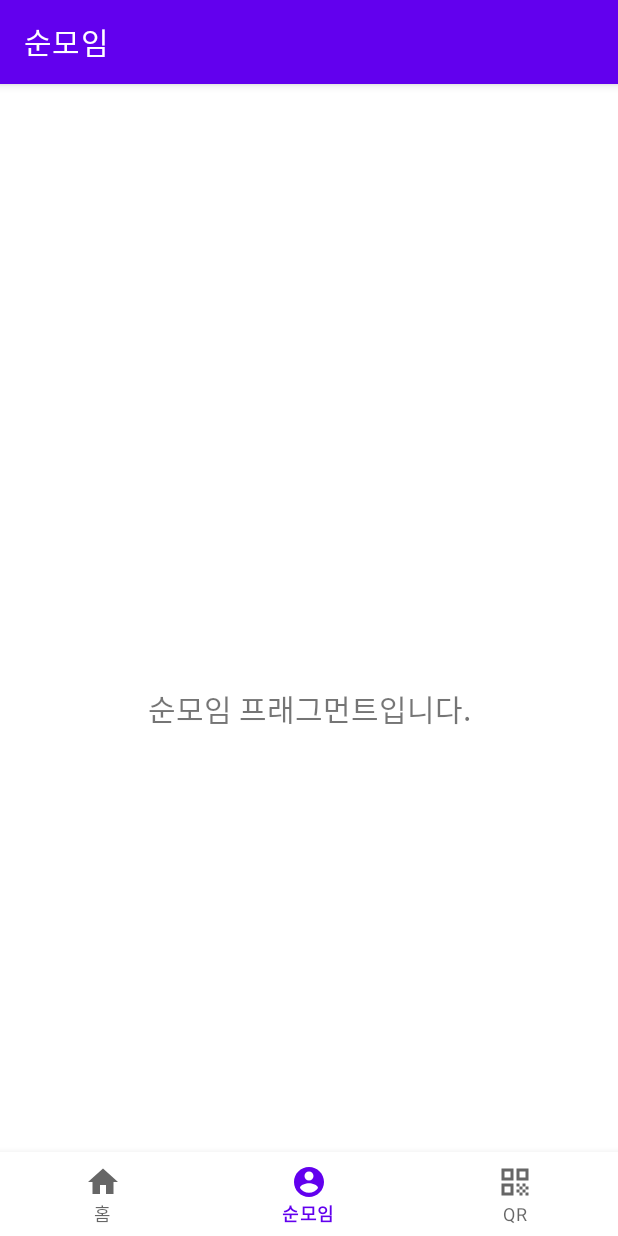
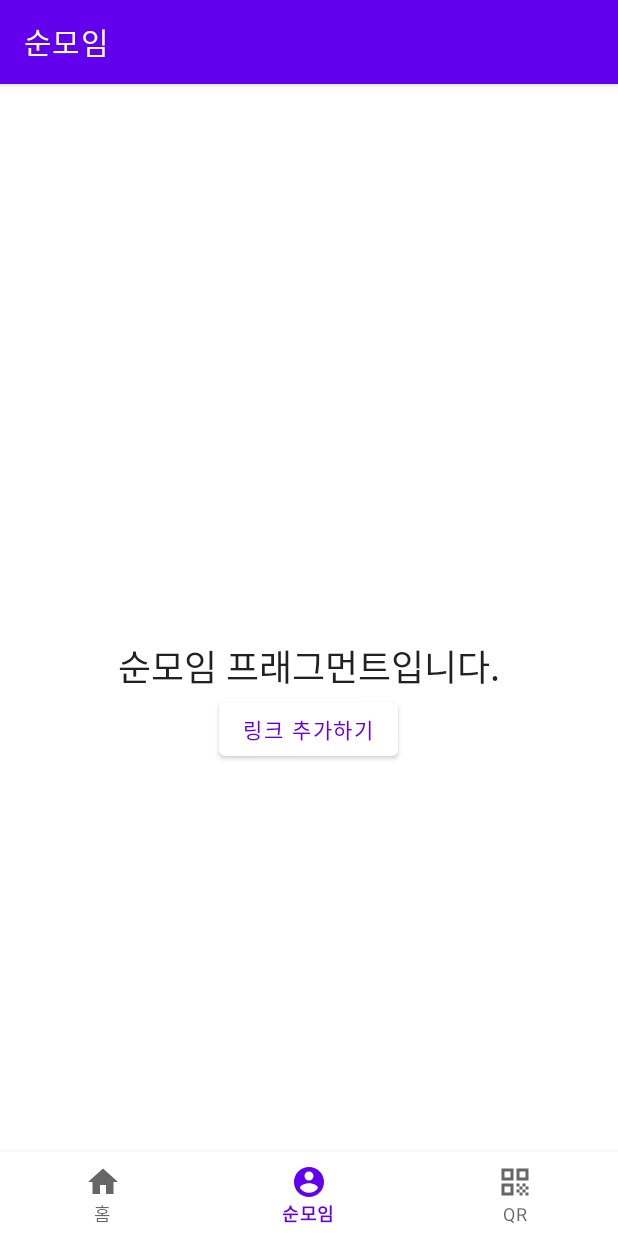
Before and after one commit to ksjmgrkks/J-people, an Android app: the CommunityFragment screen opened through its navigation route, on a phone screen of 412 x 824 dp. Run offline under Robolectric (Android 15) with nearby library versions, the phone set to English and light mode, and no system bars; our stand-ins replace data binding, navigation-ui.

Commit message:
Feat: CommunityFragment 기능 만드는 중 2021/12/18 커뮤니티 Fragment 기능을 만드는 중이다. databinding과 뷰모델을 이용해 제작할 예정이다.

```diff
--- a/app/src/main/res/layout/fragment_community.xml
+++ b/app/src/main/res/layout/fragment_community.xml
@@ -1,22 +1,73 @@
 <?xml version="1.0" encoding="utf-8"?>
-<androidx.constraintlayout.widget.ConstraintLayout xmlns:android="http://schemas.android.com/apk/res/android"
+<!--
+  ~ Copyright 2018 Google LLC
+  ~
+  ~ Licensed under the Apache License, Version 2.0 (the "License");
+  ~ you may not use this file except in compliance with the License.
+  ~ You may obtain a copy of the License at
+  ~
+  ~     https://www.apache.org/licenses/LICENSE-2.0
+  ~
+  ~ Unless required by applicable law or agreed to in writing, software
+  ~ distributed under the License is distributed on an "AS IS" BASIS,
+  ~ WITHOUT WARRANTIES OR CONDITIONS OF ANY KIND, either express or implied.
+  ~ See the License for the specific language governing permissions and
+  ~ limitations under the License.
+  -->
+
+<layout xmlns:android="http://schemas.android.com/apk/res/android"
     xmlns:app="http://schemas.android.com/apk/res-auto"
     xmlns:tools="http://schemas.android.com/tools"
-    android:layout_width="match_parent"
-    android:layout_height="match_parent"
     tools:context="ui.community.CommunityFragment">
 
-    <TextView
-        android:id="@+id/text_community"
+<!--    <data>-->
+
+<!--        <variable-->
+<!--            name="hasPlantings"-->
+<!--            type="boolean" />-->
+
+<!--    </data>-->
+
+    <FrameLayout
         android:layout_width="match_parent"
-        android:layout_height="wrap_content"
-        android:layout_marginStart="8dp"
-        android:layout_marginTop="8dp"
-        android:layout_marginEnd="8dp"
-        android:textAlignment="center"
-        android:textSize="20sp"
-        app:layout_constraintBottom_toBottomOf="parent"
-        app:layout_constraintEnd_toEndOf="parent"
-        app:layout_constraintStart_toStartOf="parent"
-        app:layout_constraintTop_toTopOf="parent" />
-</androidx.constraintlayout.widget.ConstraintLayout>
+        android:layout_height="match_parent">
+
+<!--        <androidx.recyclerview.widget.RecyclerView-->
+<!--            android:id="@+id/garden_list"-->
+<!--            android:layout_width="match_parent"-->
+<!--            android:layout_height="match_parent"-->
+<!--            android:clipToPadding="false"-->
+<!--            android:layout_marginStart="@dimen/card_side_margin"-->
+<!--            android:layout_marginEnd="@dimen/card_side_margin"-->
+<!--            android:layout_marginTop="@dimen/margin_normal"-->
+<!--            app:isGone="@{!hasPlantings}"-->
+<!--            app:layoutManager="androidx.recyclerview.widget.StaggeredGridLayoutManager"-->
+<!--            app:spanCount="3"-->
+<!--            tools:listitem="@layout/list_item_community_link"/>-->
+
+        <LinearLayout
+            android:layout_width="match_parent"
+            android:layout_height="match_parent"
+            android:gravity="center"
+            android:orientation="vertical">
+
+            <TextView
+                android:id="@+id/text_community"
+                android:layout_width="wrap_content"
+                android:layout_height="wrap_content"
+                android:text="@string/link_empty"
+                android:textAppearance="?attr/textAppearanceHeadline5" />
+
+            <com.google.android.material.button.MaterialButton
+                android:id="@+id/add_link"
+                android:layout_width="wrap_content"
+                android:layout_height="wrap_content"
+                android:textColor="?attr/colorPrimary"
+                android:text="@string/add_link"
+                app:backgroundTint="?attr/colorOnPrimary"/>
+
+        </LinearLayout>
+
+    </FrameLayout>
+
+</layout>
--- a/app/src/main/res/values/strings.xml
+++ b/app/src/main/res/values/strings.xml
@@ -3,4 +3,6 @@
     <string name="title_home">홈</string>
     <string name="title_community">순모임</string>
     <string name="title_qrcode">QR</string>
+    <string name="add_link">링크 추가하기</string>
+    <string name="link_empty"> 링크가 없습니다</string>
 </resources>
```
Also changed, not shown: app/build.gradle (+6 -4 lines), app/src/main/java/kks/jpeople/MaskedCardView.kt (added, +47 -0 lines), app/src/main/res/values/dimens.xml (added, +51 -0 lines).
